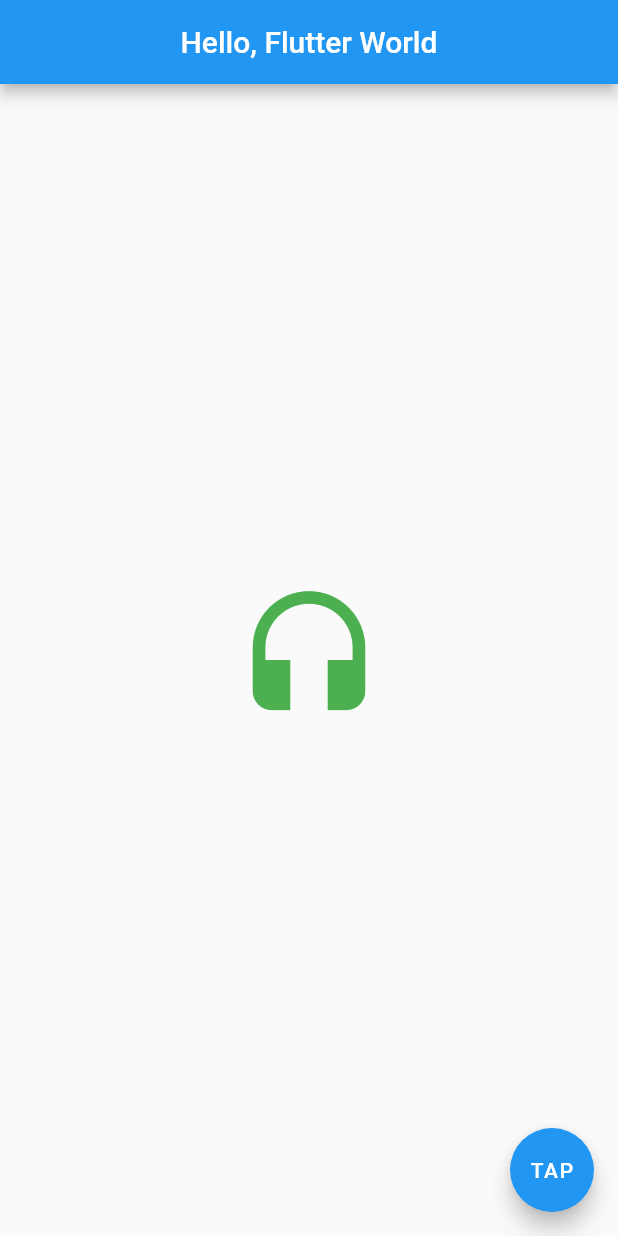
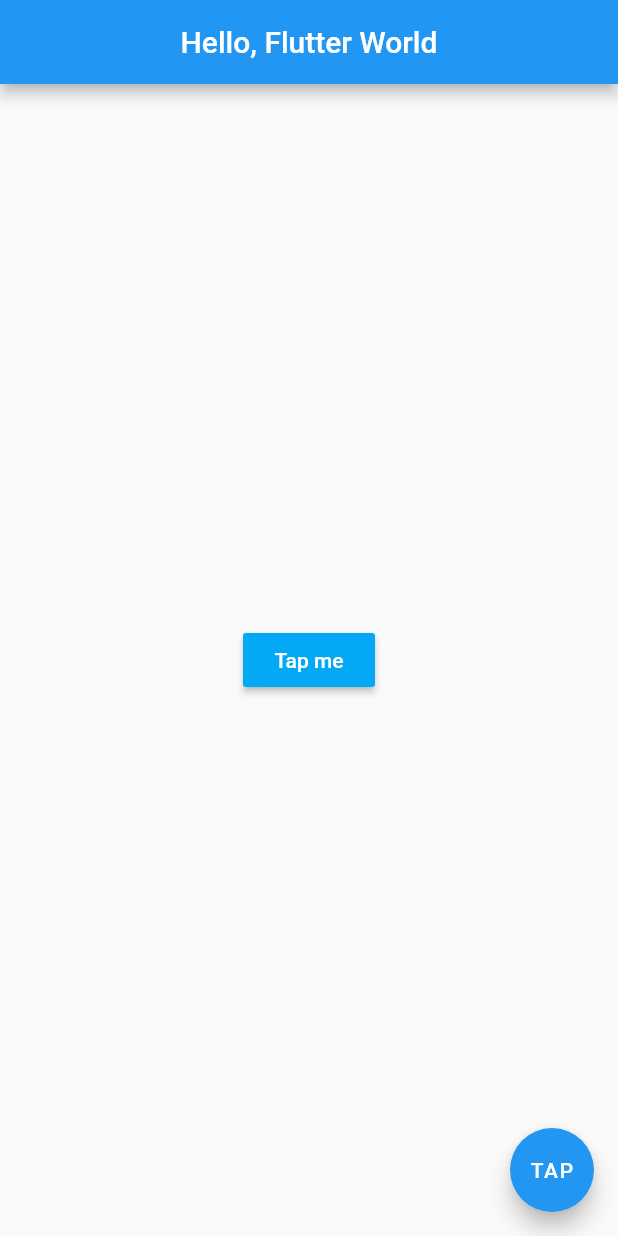
Before and after one commit to casa98/Flutter-Intro, a Flutter app: the screen it shows after launch, on a phone screen of 412 x 824 dp. Run offline on Flutter 3.47's test engine with Material 2 defaults, Android fonts, the phone set to English and light mode, and no system bars.

Commit message:
Add Button

```diff
--- a/lib/main.dart
+++ b/lib/main.dart
@@ -16,10 +16,14 @@ class MyApp extends StatelessWidget {
           centerTitle: true,
         ),
         body: Center(
-          child: Icon(
-            Icons.headset,
-            color: Colors.green,
-            size: 100,
+          // Also FlatButton (no shadow)
+          child: RaisedButton(
+            onPressed: () {},
+            child: Text(
+              'Tap me',
+            ),
+            color: Colors.lightBlue,
+            textColor: Colors.white,
           ),
         ),
         floatingActionButton: FloatingActionButton(
```
